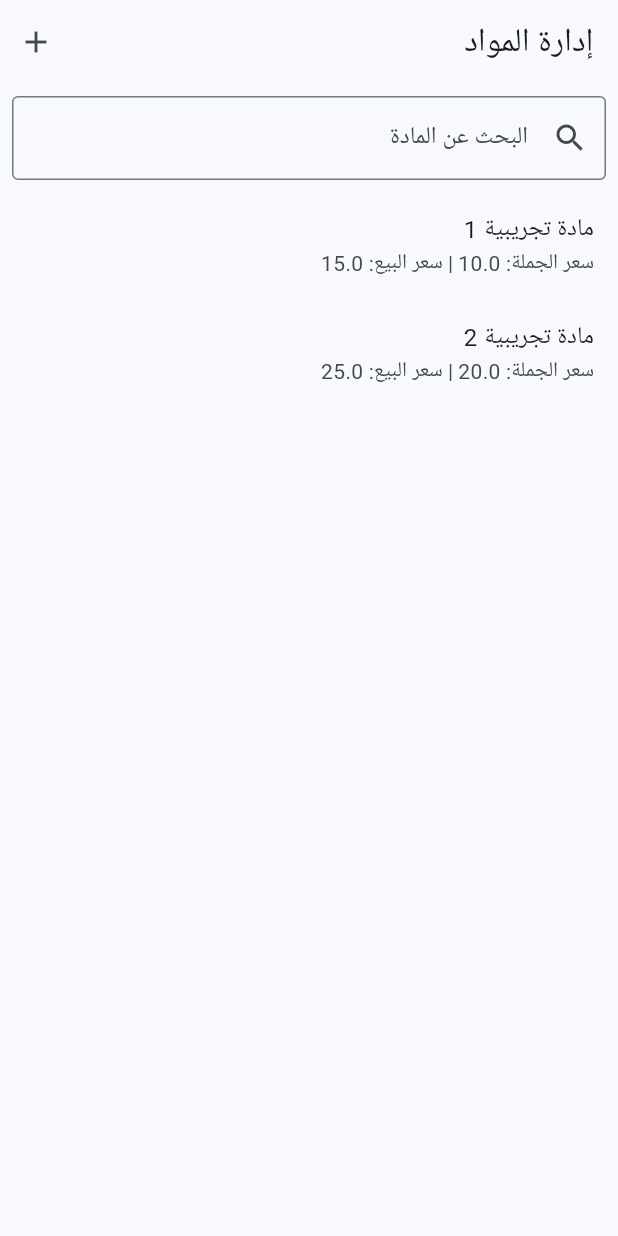
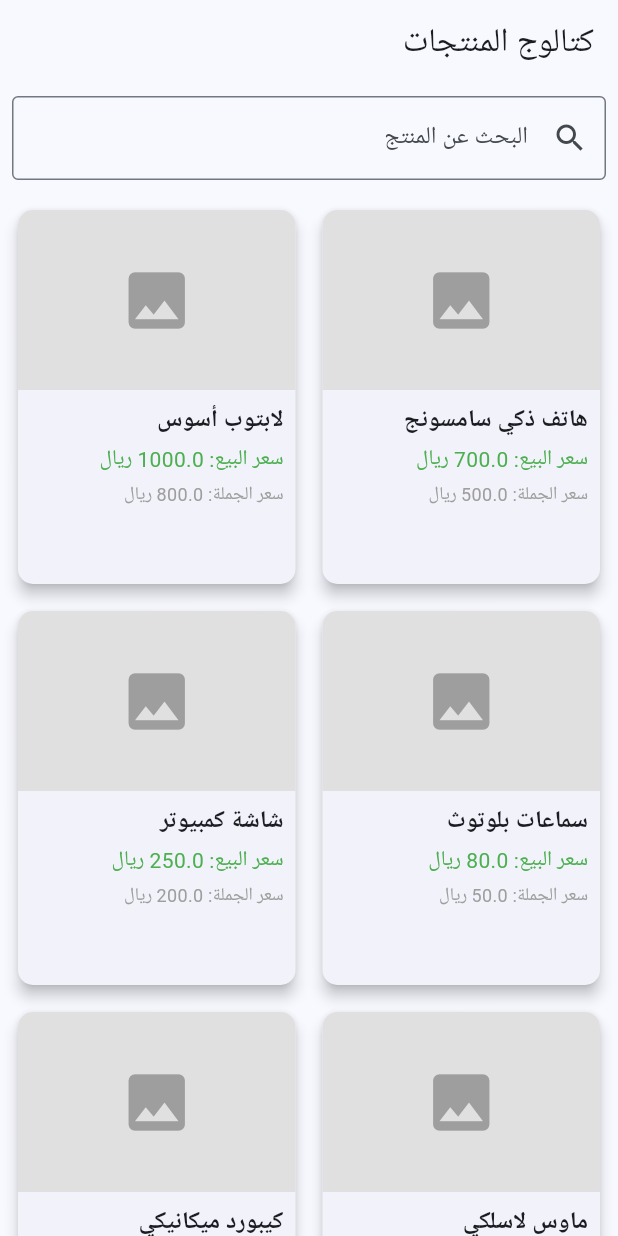
Before and after one commit to could-ai/019a50c6-784a-72e4-857b-33679aed2fe1, a Flutter app: the screen it shows after launch, on a phone screen of 412 x 824 dp. Run offline on Flutter 3.47's test engine with Material 3 defaults, Android fonts, the phone set to English and light mode, and no system bars; Roboto replaces fonts that are missing (Arial).

Commit message:
تعديل الشاشة الرئيسية لتصبح عرضاً فقط للمنتجات في شبكة بطاقات، مع إزالة وظائف الإضافة والحذف والتعديل، وإضافة المزيد من البيانات التجريبية للمنتجات، وتحسين التصميم ليكون أكثر جاذبية ومناسباً لعرض كتالوج على صفحة إنترنت.; تعديل main.dart لتغيير عنوان التطبيق إلى 'كتالوج المنتجات' ليتناسب مع الغرض الجديد كعرض منتجات على صفحة إنترنت، مع الحفاظ على دعم اللغة العربية والإعدادات الأساسية.

```diff
--- a/usr/lib/main.dart
+++ b/usr/lib/main.dart
@@ -13,7 +13,7 @@ class MyApp extends StatelessWidget {
   @override
   Widget build(BuildContext context) {
     return MaterialApp(
-      title: 'برنامج إدارة المواد',
+      title: 'كتالوج المنتجات',
       debugShowCheckedModeBanner: false,
       localizationsDelegates: const [
         GlobalMaterialLocalizations.delegate,
--- a/usr/lib/screens/home_screen.dart
+++ b/usr/lib/screens/home_screen.dart
@@ -1,7 +1,5 @@
 import 'package:flutter/material.dart';
 import '../models/item.dart';
-import 'item_form.dart';
-import 'item_detail.dart';
 
 class HomeScreen extends StatefulWidget {
   const HomeScreen({super.key});
@@ -14,17 +12,41 @@ class _HomeScreenState extends State<HomeScreen> {
   List<Item> items = [
     Item(
       id: '1',
-      name: 'مادة تجريبية 1',
-      wholesalePrice: 10.0,
-      sellingPrice: 15.0,
+      name: 'هاتف ذكي سامسونج',
+      wholesalePrice: 500.0,
+      sellingPrice: 700.0,
     ),
     Item(
       id: '2',
-      name: 'مادة تجريبية 2',
+      name: 'لابتوب أسوس',
+      wholesalePrice: 800.0,
+      sellingPrice: 1000.0,
+    ),
+    Item(
+      id: '3',
+      name: 'سماعات بلوتوث',
+      wholesalePrice: 50.0,
+      sellingPrice: 80.0,
+    ),
+    Item(
+      id: '4',
+      name: 'شاشة كمبيوتر',
+      wholesalePrice: 200.0,
+      sellingPrice: 250.0,
+    ),
+    Item(
+      id: '5',
+      name: 'ماوس لاسلكي',
       wholesalePrice: 20.0,
-      sellingPrice: 25.0,
+      sellingPrice: 30.0,
     ),
-    // يمكن إضافة المزيد من البيانات التجريبية
+    Item(
+      id: '6',
+      name: 'كيبورد ميكانيكي',
+      wholesalePrice: 100.0,
+      sellingPrice: 150.0,
+    ),
+    // يمكن إضافة المزيد من المنتجات التجريبية
   ];
 
   List<Item> filteredItems = [];
@@ -44,30 +66,6 @@ class _HomeScreenState extends State<HomeScreen> {
     });
   }
 
-  void _addItem(Item item) {
-    setState(() {
-      items.add(item);
-      _filterItems();
-    });
-  }
-
-  void _updateItem(Item updatedItem) {
-    setState(() {
-      final index = items.indexWhere((i) => i.id == updatedItem.id);
-      if (index != -1) {
-        items[index] = updatedItem;
-        _filterItems();
-      }
-    });
-  }
-
-  void _deleteItem(String id) {
-    setState(() {
-      items.removeWhere((i) => i.id == id);
-      _filterItems();
-    });
-  }
-
   @override
   void dispose() {
     searchController.dispose();
@@ -78,22 +76,7 @@ class _HomeScreenState extends State<HomeScreen> {
   Widget build(BuildContext context) {
     return Scaffold(
       appBar: AppBar(
-        title: const Text('إدارة المواد'),
-        actions: [
-          IconButton(
-            icon: const Icon(Icons.add),
-            onPressed: () async {
-              final result = await Navigator.push(
-                context,
-                MaterialPageRoute(
-                  builder: (context) => ItemForm(
-                    onSave: _addItem,
-                  ),
-                ),
-              );
-            },
-          ),
-        ],
+        title: const Text('كتالوج المنتجات'),
       ),
       body: Column(
         children: [
@@ -102,32 +85,83 @@ class _HomeScreenState extends State<HomeScreen> {
             child: TextField(
               controller: searchController,
               decoration: const InputDecoration(
-                labelText: 'البحث عن المادة',
+                labelText: 'البحث عن المنتج',
                 prefixIcon: Icon(Icons.search),
                 border: OutlineInputBorder(),
               ),
             ),
           ),
           Expanded(
-            child: ListView.builder(
+            child: GridView.builder(
+              padding: const EdgeInsets.all(8.0),
+              gridDelegate: const SliverGridDelegateWithFixedCrossAxisCount(
+                crossAxisCount: 2, // عدد الأعمدة في الشبكة
+                crossAxisSpacing: 10.0,
+                mainAxisSpacing: 10.0,
+                childAspectRatio: 0.75, // نسبة العرض إلى الارتفاع للبطاقات
+              ),
               itemCount: filteredItems.length,
               itemBuilder: (context, index) {
                 final item = filteredItems[index];
-                return ListTile(
-                  title: Text(item.name),
-                  subtitle: Text('سعر الجملة: ${item.wholesalePrice} | سعر البيع: ${item.sellingPrice}'),
-                  onTap: () {
-                    Navigator.push(
-                      context,
-                      MaterialPageRoute(
-                        builder: (context) => ItemDetail(
-                          item: item,
-                          onUpdate: _updateItem,
-                          onDelete: _deleteItem,
+                return Card(
+                  elevation: 4.0,
+                  shape: RoundedRectangleBorder(
+                    borderRadius: BorderRadius.circular(10.0),
+                  ),
+                  child: Column(
+                    crossAxisAlignment: CrossAxisAlignment.start,
+                    children: [
+                      // صورة افتراضية (يمكن استبدالها بصور حقيقية لاحقاً)
+                      Container(
+                        height: 120.0,
+                        decoration: BoxDecoration(
+                          borderRadius: const BorderRadius.only(
+                            topLeft: Radius.circular(10.0),
+                            topRight: Radius.circular(10.0),
+                          ),
+                          color: Colors.grey[300],
+                        ),
+                        child: const Center(
+                          child: Icon(
+                            Icons.image,
+                            size: 50.0,
+                            color: Colors.grey,
+                          ),
                         ),
                       ),
-                    );
-                  },
+                      Padding(
+                        padding: const EdgeInsets.all(8.0),
+                        child: Column(
+                          crossAxisAlignment: CrossAxisAlignment.start,
+                          children: [
+                            Text(
+                              item.name,
+                              style: const TextStyle(
+                                fontSize: 16.0,
+                                fontWeight: FontWeight.bold,
+                              ),
+                            ),
+                            const SizedBox(height: 4.0),
+                            Text(
+                              'سعر البيع: ${item.sellingPrice} ريال',
+                              style: const TextStyle(
+                                fontSize: 14.0,
+                                color: Colors.green,
+                              ),
+                            ),
+                            const SizedBox(height: 4.0),
+                            Text(
+                              'سعر الجملة: ${item.wholesalePrice} ريال',
+                              style: const TextStyle(
+                                fontSize: 12.0,
+                                color: Colors.grey,
+                              ),
+                            ),
+                          ],
+                        ),
+                      ),
+                    ],
+                  ),
                 );
               },
             ),
```
